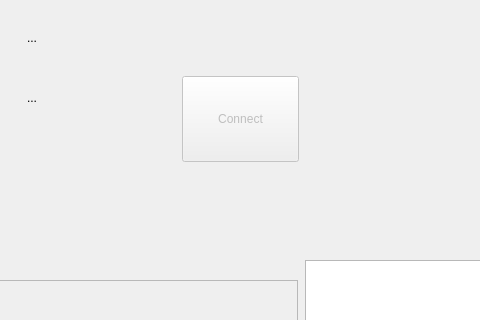
Qt form XConnect/mainwindow.ui (spindles/XDeck) before a commit; both pictures show x 82 to 562 and y 0 to 320 of the 1000 by 768 pixel window.
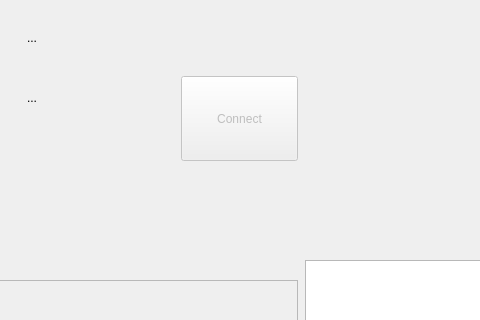
The same form after that commit. Icons and pictures are not drawn.

What changed in the file:
```diff
--- a/XConnect/mainwindow.ui
+++ b/XConnect/mainwindow.ui
@@ -38,10 +38,10 @@
     </property>
     <property name="geometry">
      <rect>
-      <x>264</x>
+      <x>263</x>
       <y>76</y>
       <width>117</width>
-      <height>86</height>
+      <height>85</height>
      </rect>
     </property>
     <property name="cursor">
```
Left out of the diff: 48 changed lines with no effect on the pictures.
